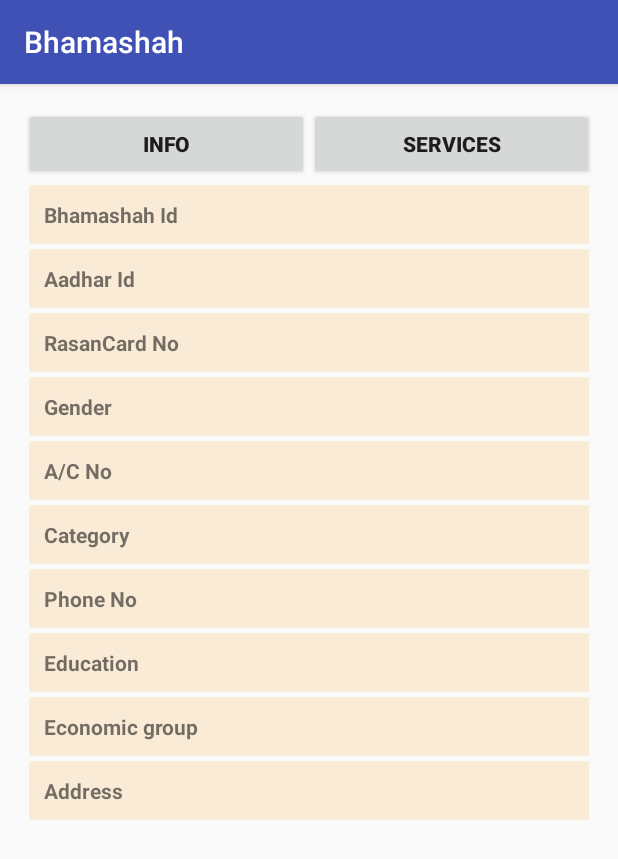
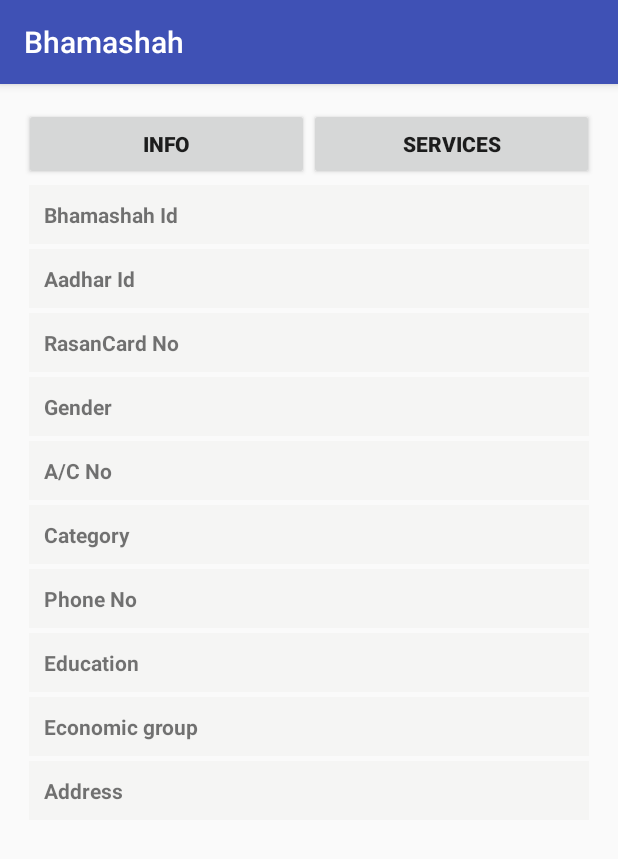
Before and after one commit to CsHimanshu/Bhamashan, an Android app: the ProfileActivity screen opened directly, with no data from a screen before it, on a phone screen of 412 x 824 dp. Shown: the top 859 px of the screen. Run offline under Robolectric (Android 15) with nearby library versions, the phone set to English and light mode, and no system bars.

Commit message:
List row color

```diff
--- /dev/null
+++ b/app/src/main/res/drawable-anydpi/ic_home.xml
@@ -0,0 +1,9 @@
+<vector xmlns:android="http://schemas.android.com/apk/res/android"
+        android:width="24dp"
+        android:height="24dp"
+        android:viewportWidth="24.0"
+        android:viewportHeight="24.0">
+    <path
+        android:fillColor="#FF000000"
+        android:pathData="M10,20v-6h4v6h5v-8h3L12,3 2,12h3v8z"/>
+</vector>
--- a/app/src/main/res/layout/activity_profile.xml
+++ b/app/src/main/res/layout/activity_profile.xml
@@ -43,7 +43,7 @@
     <LinearLayout
         android:layout_width="match_parent"
         android:orientation="horizontal"
-        android:background="#faebd7"
+        android:background="@color/rowcolor"
         android:padding="10dp"
         android:layout_marginLeft="3dp"
         android:layout_marginRight="3dp"
@@ -73,7 +73,7 @@
         android:layout_width="match_parent"
         android:orientation="horizontal"
         android:padding="10dp"
-        android:background="#faebd7"
+        android:background="@color/rowcolor"
         android:layout_marginLeft="3dp"
         android:layout_marginRight="3dp"
         android:layout_marginTop="3dp"
@@ -101,7 +101,7 @@
         android:layout_width="match_parent"
         android:orientation="horizontal"
         android:padding="10dp"
-        android:background="#faebd7"
+        android:background="@color/rowcolor"
         android:layout_marginLeft="3dp"
         android:layout_marginRight="3dp"
         android:layout_marginTop="3dp"
@@ -131,7 +131,7 @@
         android:layout_marginLeft="3dp"
         android:layout_marginRight="3dp"
         android:layout_marginTop="3dp"
-        android:background="#faebd7"
+        android:background="@color/rowcolor"
         android:layout_height="wrap_content">
         <TextView
             android:layout_width="0dp"
@@ -157,7 +157,7 @@
         android:layout_marginLeft="3dp"
         android:layout_marginRight="3dp"
         android:layout_marginTop="3dp"
-        android:background="#faebd7"
+        android:background="@color/rowcolor"
         android:layout_height="wrap_content">
         <TextView
             android:layout_width="0dp"
@@ -177,6 +177,8 @@
     </LinearLayout>
 
 
+
+
     <LinearLayout
         android:layout_width="match_parent"
         android:orientation="horizontal"
@@ -184,7 +186,7 @@
         android:layout_marginLeft="3dp"
         android:layout_marginRight="3dp"
         android:layout_marginTop="3dp"
-        android:background="#faebd7"
+        android:background="@color/rowcolor"
         android:layout_height="wrap_content">
         <TextView
             android:layout_width="0dp"
@@ -199,7 +201,6 @@
             android:id="@+id/category"
             android:gravity="left"
             android:textStyle="bold"
-            android:background="#faebd7"
             android:layout_height="wrap_content" />
 
     </LinearLayout>
@@ -212,7 +213,7 @@
         android:layout_marginLeft="3dp"
         android:layout_marginRight="3dp"
         android:layout_marginTop="3dp"
-        android:background="#faebd7"
+        android:background="@color/rowcolor"
         android:layout_height="wrap_content">
         <TextView
             android:layout_width="0dp"
@@ -238,7 +239,7 @@
         android:layout_marginLeft="3dp"
         android:layout_marginRight="3dp"
         android:layout_marginTop="3dp"
-        android:background="#faebd7"
+        android:background="@color/rowcolor"
         android:layout_height="wrap_content">
         <TextView
             android:layout_width="0dp"
@@ -265,7 +266,7 @@
         android:layout_marginLeft="3dp"
         android:layout_marginRight="3dp"
         android:layout_marginTop="3dp"
-        android:background="#faebd7"
+        android:background="@color/rowcolor"
         android:layout_height="wrap_content">
         <TextView
             android:layout_width="0dp"
@@ -290,7 +291,7 @@
         android:layout_marginLeft="3dp"
         android:layout_marginRight="3dp"
         android:layout_marginTop="3dp"
-        android:background="#faebd7"
+        android:background="@color/rowcolor"
         android:layout_height="wrap_content">
         <TextView
             android:layout_width="0dp"
--- a/app/src/main/res/values/colors.xml
+++ b/app/src/main/res/values/colors.xml
@@ -4,4 +4,6 @@
     <color name="colorPrimaryDark">#303F9F</color>
     <color name="colorAccent">#FF4081</color>
     <color name="application_white_bg">#ffffff</color>
+    <color name="rowcolor">#f5f5f4</color>
+
 </resources>
```
